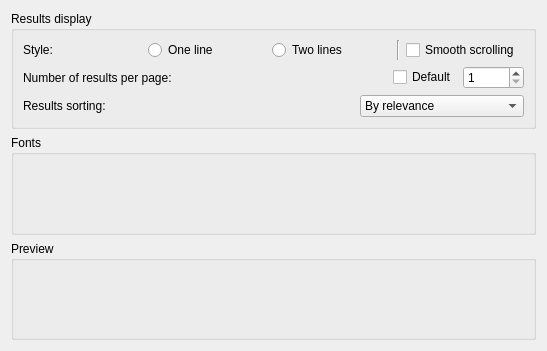
Gnurou/tagainijisho, file src/gui/ResultsViewPreferences.ui: the form before one commit.
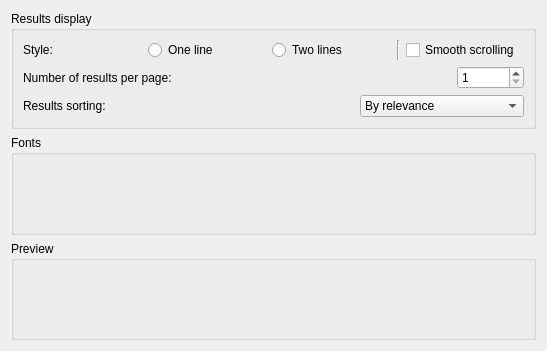
The form after the commit.

Commit message: Remove default checkbox for results list results per preference

The edit to the form file:
```diff
--- a/src/gui/ResultsViewPreferences.ui
+++ b/src/gui/ResultsViewPreferences.ui
@@ -83,20 +83,13 @@
         </item>
         <item>
          <layout class="QHBoxLayout" name="horizontalLayout">
-          <item>
-           <widget class="QCheckBox" name="nbResultsDefault">
-            <property name="text">
-             <string>Default</string>
-            </property>
-           </widget>
-          </item>
           <item>
            <widget class="QSpinBox" name="nbResults">
             <property name="minimum">
              <number>1</number>
             </property>
             <property name="maximum">
-             <number>10000</number>
+             <number>1000000</number>
             </property>
            </widget>
           </item>
```
The commit also changes 2 other files.
